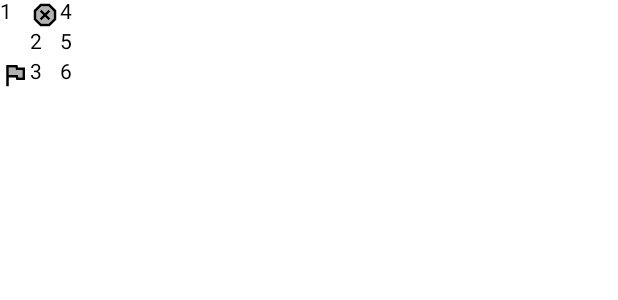
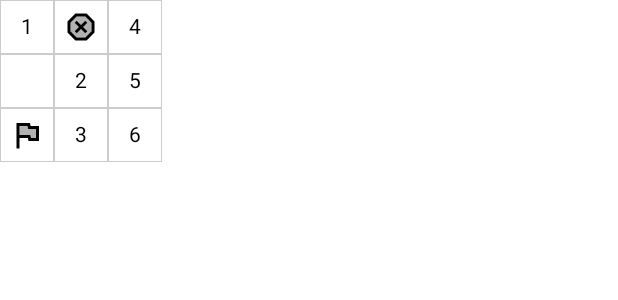
Before and after one commit to mmert1988/minesweeper-kmm-showcase, an Android app built with Jetpack Compose: the @Preview function GameViewPreview, on a phone screen of 412 x 824 dp. Shown: the top 300 px of the screen. Run offline under Robolectric (Android 15) with nearby library versions, the phone set to English and light mode, and no system bars.

Commit message:
Basic implementation of the cells UI & some bug fixes

```diff
--- a/androidApp/src/main/java/com/mehmedmert/minesweeperkmmshowcase/android/game/GameView.kt
+++ b/androidApp/src/main/java/com/mehmedmert/minesweeperkmmshowcase/android/game/GameView.kt
@@ -1,16 +1,23 @@
 package com.mehmedmert.minesweeperkmmshowcase.android.game
 
+import androidx.compose.foundation.ExperimentalFoundationApi
 import androidx.compose.foundation.Image
+import androidx.compose.foundation.border
+import androidx.compose.foundation.combinedClickable
 import androidx.compose.foundation.horizontalScroll
 import androidx.compose.foundation.layout.Box
+import androidx.compose.foundation.layout.BoxScope
 import androidx.compose.foundation.layout.Column
 import androidx.compose.foundation.layout.Row
+import androidx.compose.foundation.layout.fillMaxSize
 import androidx.compose.foundation.layout.size
 import androidx.compose.foundation.rememberScrollState
 import androidx.compose.foundation.verticalScroll
 import androidx.compose.material3.Text
 import androidx.compose.runtime.Composable
+import androidx.compose.ui.Alignment
 import androidx.compose.ui.Modifier
+import androidx.compose.ui.graphics.Color
 import androidx.compose.ui.res.painterResource
 import androidx.compose.ui.tooling.preview.Preview
 import androidx.compose.ui.unit.dp
@@ -63,6 +70,7 @@ private fun MinesView(
     }
 }
 
+@OptIn(ExperimentalFoundationApi::class)
 @Composable
 private fun CellView(
     cell: Cell,
@@ -70,38 +78,53 @@ private fun CellView(
     onLongPressed: () -> Unit,
 ) {
     Box(
-        modifier = Modifier.size(20.dp)
+        modifier = Modifier
+            .size(36.dp)
+            .border(width = 0.125.dp, color = Color.LightGray)
     ) {
         when (cell) {
-            is Cell.Closed, is Cell.Flagged -> ClosedCell(cell, onClicked, onLongPressed)
+            is Cell.Closed, is Cell.Flagged -> Box(
+                modifier = Modifier
+                    .fillMaxSize()
+                    .combinedClickable(
+                        onClick = onClicked,
+                        onLongClick = onLongPressed
+                    )
+
+            ) {
+                ClosedCell(cell)
+            }
             is Cell.Open, is Cell.Mined -> OpenCell(cell)
         }
     }
 }
 
 @Composable
-private fun OpenCell(cell: Cell) {
+private fun BoxScope.OpenCell(cell: Cell) {
     when (cell) {
         is Cell.Mined -> Image(
             painter = painterResource(id = R.drawable.twotone_dangerous_24),
-            contentDescription = null
+            contentDescription = null,
+            modifier = Modifier.align(Alignment.Center)
         )
 
-        is Cell.Open -> Text(text = cell.minesAroundCount.toString())
+        is Cell.Open -> Text(
+            text = cell.minesAroundCount.toString(),
+            modifier = Modifier.align(Alignment.Center)
+        )
         else -> {}
     }
 }
 
 @Composable
-private fun ClosedCell(
-    cell: Cell,
-    onClicked: () -> Unit,
-    onLongPressed: () -> Unit,
+private fun BoxScope.ClosedCell(
+    cell: Cell
 ) {
     when (cell) {
         is Cell.Flagged -> Image(
             painter = painterResource(id = R.drawable.twotone_flag_24),
-            contentDescription = null
+            contentDescription = null,
+            modifier = Modifier.align(Alignment.Center)
         )
 
         is Cell.Closed -> Box {}
--- a/androidApp/src/main/java/com/mehmedmert/minesweeperkmmshowcase/android/game/GameViewModel.kt
+++ b/androidApp/src/main/java/com/mehmedmert/minesweeperkmmshowcase/android/game/GameViewModel.kt
@@ -7,7 +7,6 @@ import com.mehmedmert.minesweeperkmmshowcase.domain.ConsumerUseCase
 import com.mehmedmert.minesweeperkmmshowcase.domain.FlowSupplierUseCase
 import com.mehmedmert.minesweeperkmmshowcase.domain.model.GameStatus
 import kotlinx.coroutines.flow.Flow
-import kotlinx.coroutines.flow.flow
 import kotlinx.coroutines.flow.map
 import kotlinx.coroutines.launch
 
--- a/shared/src/commonMain/kotlin/com/mehmedmert/minesweeperkmmshowcase/Greeting.kt
+++ /dev/null
@@ -1,9 +0,0 @@
-package com.mehmedmert.minesweeperkmmshowcase
-
-class Greeting {
-    private val platform: Platform = getPlatform()
-
-    fun greet(): String {
-        return "Hello, ${platform.name}!"
-    }
-}
--- a/shared/src/commonMain/kotlin/com/mehmedmert/minesweeperkmmshowcase/di/RepositoryModule.kt
+++ b/shared/src/commonMain/kotlin/com/mehmedmert/minesweeperkmmshowcase/di/RepositoryModule.kt
@@ -5,7 +5,7 @@ import com.mehmedmert.minesweeperkmmshowcase.repository.GameRepositoryImpl
 import org.koin.dsl.module
 
 val repositoryModule = module {
-    factory { provideGameRepository() }
+    single { provideGameRepository() }
 }
 
 private fun provideGameRepository(): GameRepository = GameRepositoryImpl()
```
